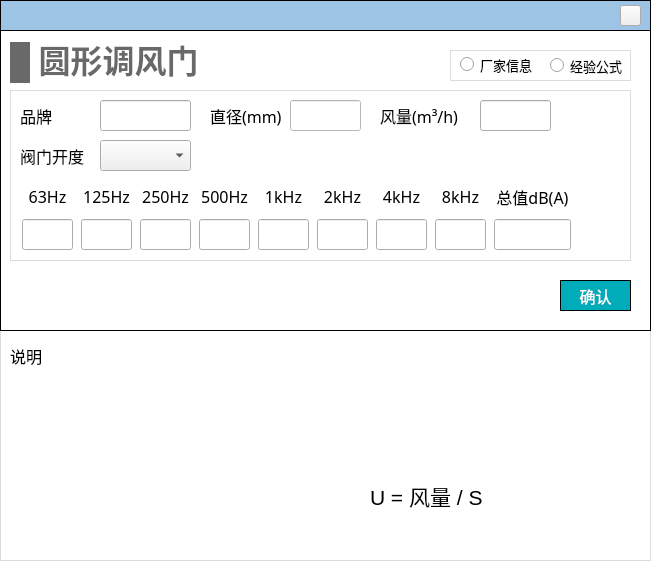
First picture: the form in NoiseCalSoft/inputDialog/dialog_circular_damper.ui, repository haobana/NoiCal, before the edit.
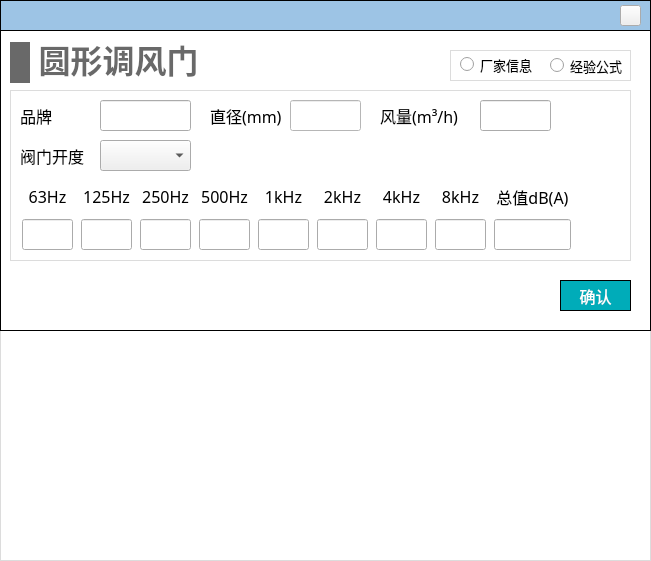
Second picture: the form after the edit. Icons and pictures are not drawn.

What changed in the file:
```diff
--- a/NoiseCalSoft/inputDialog/dialog_circular_damper.ui
+++ b/NoiseCalSoft/inputDialog/dialog_circular_damper.ui
@@ -1039,31 +1039,13 @@
 border: 1px solid #DCDCDC;
 }</string>
      </property>
-     <widget class="QLabel" name="label_6">
-      <property name="geometry">
-       <rect>
-        <x>10</x>
-        <y>10</y>
-        <width>41</width>
-        <height>31</height>
-       </rect>
-      </property>
-      <property name="font">
-       <font>
-        <pointsize>12</pointsize>
-       </font>
-      </property>
-      <property name="text">
-       <string>说明</string>
-      </property>
-     </widget>
      <widget class="QLabel" name="label">
       <property name="geometry">
        <rect>
-        <x>60</x>
-        <y>10</y>
-        <width>571</width>
-        <height>41</height>
+        <x>10</x>
+        <y>20</y>
+        <width>541</width>
+        <height>171</height>
        </rect>
       </property>
       <property name="styleSheet">
@@ -1073,56 +1055,6 @@
        <string/>
       </property>
      </widget>
-     <widget class="QLabel" name="label_2">
-      <property name="geometry">
-       <rect>
-        <x>60</x>
-        <y>70</y>
-        <width>291</width>
-        <height>151</height>
-       </rect>
-      </property>
-      <property name="styleSheet">
-       <string notr="true">border-image: url(:/images/image/damper_descri1.jpg);</string>
-      </property>
-      <property name="text">
-       <string/>
-      </property>
-     </widget>
-     <widget class="QLabel" name="label_3">
-      <property name="geometry">
-       <rect>
-        <x>360</x>
-        <y>80</y>
-        <width>261</width>
-        <height>61</height>
-       </rect>
-      </property>
-      <property name="styleSheet">
-       <string notr="true">border-image: url(:/images/image/damper_desci2.jpg);</string>
-      </property>
-      <property name="text">
-       <string/>
-      </property>
-     </widget>
-     <widget class="QLabel" name="label_20">
-      <property name="geometry">
-       <rect>
-        <x>370</x>
-        <y>150</y>
-        <width>161</width>
-        <height>31</height>
-       </rect>
-      </property>
-      <property name="font">
-       <font>
-        <pointsize>16</pointsize>
-       </font>
-      </property>
-      <property name="text">
-       <string>U = 风量 / S</string>
-      </property>
-     </widget>
     </widget>
    </widget>
   </widget>
```
Left out of the diff: 2 changed lines with no effect on the pictures.
